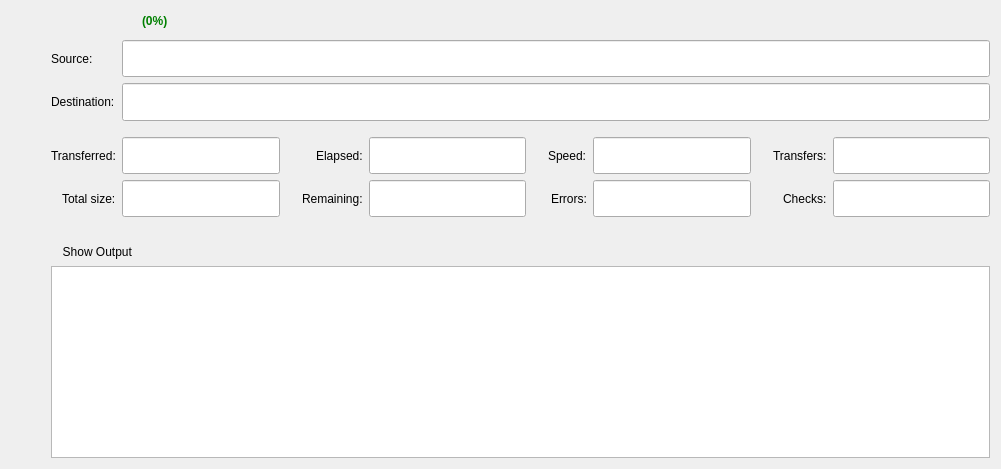
Before: the Qt Designer form src/job_widget.ui in holazt/RcloneBrowser, drawn with Qt 5.
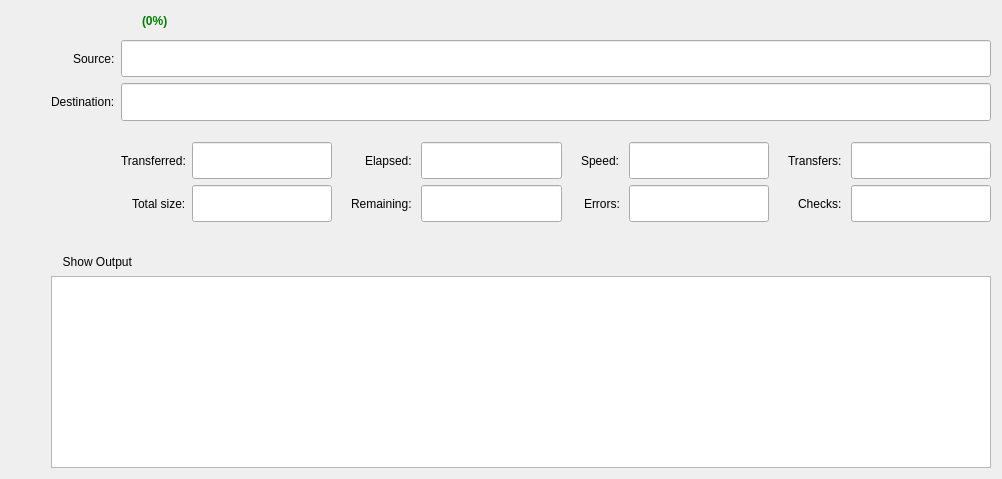
After: the same form once the commit is applied.

Commit message: fixed regexp for error field + small improvements

Diff of the .ui file:
```diff
--- a/src/job_widget.ui
+++ b/src/job_widget.ui
@@ -6,8 +6,8 @@
    <rect>
     <x>0</x>
     <y>0</y>
-    <width>1001</width>
-    <height>469</height>
+    <width>1002</width>
+    <height>479</height>
    </rect>
   </property>
   <property name="sizePolicy">
@@ -146,23 +146,7 @@
       <property name="bottomMargin">
        <number>0</number>
       </property>
-      <item row="4" column="0">
-       <spacer name="horizontalSpacer_3">
-        <property name="orientation">
-         <enum>Qt::Horizontal</enum>
-        </property>
-        <property name="sizeType">
-         <enum>QSizePolicy::Fixed</enum>
-        </property>
-        <property name="sizeHint" stdset="0">
-         <size>
-          <width>40</width>
-          <height>20</height>
-         </size>
-        </property>
-       </spacer>
-      </item>
-      <item row="4" column="8">
+      <item row="4" column="7">
        <widget class="QLineEdit" name="errors">
         <property name="sizePolicy">
          <sizepolicy hsizetype="MinimumExpanding" vsizetype="Expanding">
@@ -176,64 +160,9 @@
           <height>0</height>
          </size>
         </property>
-        <property name="alignment">
-         <set>Qt::AlignRight|Qt::AlignTrailing|Qt::AlignVCenter</set>
+        <property name="styleSheet">
+         <string notr="true">color: red; font-weight: bold;</string>
         </property>
-        <property name="readOnly">
-         <bool>true</bool>
-        </property>
-       </widget>
-      </item>
-      <item row="4" column="7" alignment="Qt::AlignRight">
-       <widget class="QLabel" name="label_7">
-        <property name="text">
-         <string>Errors:</string>
-        </property>
-        <property name="buddy">
-         <cstring>errors</cstring>
-        </property>
-       </widget>
-      </item>
-      <item row="5" column="4">
-       <spacer name="verticalSpacer_2">
-        <property name="orientation">
-         <enum>Qt::Vertical</enum>
-        </property>
-        <property name="sizeType">
-         <enum>QSizePolicy::Fixed</enum>
-        </property>
-        <property name="sizeHint" stdset="0">
-         <size>
-          <width>20</width>
-          <height>10</height>
-         </size>
-        </property>
-       </spacer>
-      </item>
-      <item row="3" column="4" alignment="Qt::AlignRight">
-       <widget class="QLabel" name="label_6">
-        <property name="text">
-         <string>Elapsed:</string>
-        </property>
-        <property name="buddy">
-         <cstring>elapsed</cstring>
-        </property>
-       </widget>
-      </item>
-      <item row="4" column="5">
-       <widget class="QLineEdit" name="eta">
-        <property name="sizePolicy">
-         <sizepolicy hsizetype="MinimumExpanding" vsizetype="Expanding">
-          <horstretch>0</horstretch>
-          <verstretch>0</verstretch>
-         </sizepolicy>
-        </property>
-        <property name="minimumSize">
-         <size>
-          <width>120</width>
-          <height>0</height>
-         </size>
-        </property>
         <property name="alignment">
          <set>Qt::AlignRight|Qt::AlignTrailing|Qt::AlignVCenter</set>
         </property>
@@ -242,62 +171,32 @@
         </property>
        </widget>
       </item>
-      <item row="4" column="4" alignment="Qt::AlignRight">
-       <widget class="QLabel" name="label_4">
-        <property name="text">
-         <string>Remaining:</string>
-        </property>
-        <property name="buddy">
-         <cstring>eta</cstring>
-        </property>
-       </widget>
-      </item>
-      <item row="2" column="2">
-       <spacer name="verticalSpacer">
-        <property name="orientation">
-         <enum>Qt::Vertical</enum>
-        </property>
-        <property name="sizeType">
-         <enum>QSizePolicy::Fixed</enum>
-        </property>
-        <property name="sizeHint" stdset="0">
-         <size>
-          <width>20</width>
-          <height>10</height>
-         </size>
-        </property>
-       </spacer>
-      </item>
       <item row="3" column="3">
-       <spacer name="horizontalSpacer_4">
-        <property name="orientation">
-         <enum>Qt::Horizontal</enum>
-        </property>
-        <property name="sizeType">
-         <enum>QSizePolicy::Fixed</enum>
-        </property>
-        <property name="sizeHint" stdset="0">
-         <size>
-          <width>10</width>
-          <height>20</height>
-         </size>
-        </property>
-       </spacer>
-      </item>
-      <item row="1" column="2" colspan="10">
-       <widget class="QLineEdit" name="dest">
+       <widget class="QLineEdit" name="size">
         <property name="sizePolicy">
-         <sizepolicy hsizetype="Expanding" vsizetype="Expanding">
+         <sizepolicy hsizetype="MinimumExpanding" vsizetype="Expanding">
           <horstretch>0</horstretch>
           <verstretch>0</verstretch>
          </sizepolicy>
         </property>
+        <property name="minimumSize">
+         <size>
+          <width>120</width>
+          <height>0</height>
+         </size>
+        </property>
+        <property name="styleSheet">
+         <string notr="true">font-weight: bold;</string>
+        </property>
+        <property name="alignment">
+         <set>Qt::AlignRight|Qt::AlignTrailing|Qt::AlignVCenter</set>
+        </property>
         <property name="readOnly">
          <bool>true</bool>
         </property>
        </widget>
       </item>
-      <item row="6" column="1" colspan="11">
+      <item row="13" column="1" colspan="9">
        <layout class="QFormLayout" name="progress">
         <property name="fieldGrowthPolicy">
          <enum>QFormLayout::ExpandingFieldsGrow</enum>
@@ -307,30 +206,32 @@
         </property>
        </layout>
       </item>
-      <item row="0" column="2" colspan="10">
-       <widget class="QLineEdit" name="source">
+      <item row="3" column="7">
+       <widget class="QLineEdit" name="bandwidth">
         <property name="sizePolicy">
-         <sizepolicy hsizetype="Expanding" vsizetype="Expanding">
+         <sizepolicy hsizetype="MinimumExpanding" vsizetype="Expanding">
           <horstretch>0</horstretch>
           <verstretch>0</verstretch>
          </sizepolicy>
         </property>
+        <property name="minimumSize">
+         <size>
+          <width>120</width>
+          <height>0</height>
+         </size>
+        </property>
+        <property name="styleSheet">
+         <string notr="true">font-weight: bold;</string>
+        </property>
+        <property name="alignment">
+         <set>Qt::AlignRight|Qt::AlignTrailing|Qt::AlignVCenter</set>
+        </property>
         <property name="readOnly">
          <bool>true</bool>
         </property>
        </widget>
       </item>
-      <item row="3" column="10" alignment="Qt::AlignRight">
-       <widget class="QLabel" name="label_9">
-        <property name="text">
-         <string>Transfers:</string>
-        </property>
-        <property name="buddy">
-         <cstring>transferred</cstring>
-        </property>
-       </widget>
-      </item>
-      <item row="7" column="1">
+      <item row="14" column="1">
        <spacer name="verticalSpacer_3">
         <property name="orientation">
          <enum>Qt::Vertical</enum>
@@ -346,94 +247,27 @@
         </property>
        </spacer>
       </item>
-      <item row="3" column="7" alignment="Qt::AlignRight">
-       <widget class="QLabel" name="label_2">
+      <item row="15" column="1" colspan="2">
+       <widget class="QToolButton" name="showOutput">
+        <property name="styleSheet">
+         <string notr="true">QToolButton { border: 0 }</string>
+        </property>
         <property name="text">
-         <string>Speed:</string>
+         <string>  Show Output</string>
         </property>
-        <property name="buddy">
-         <cstring>bandwidth</cstring>
-        </property>
-       </widget>
-      </item>
-      <item row="3" column="11">
-       <widget class="QLineEdit" name="transferred">
-        <property name="sizePolicy">
-         <sizepolicy hsizetype="MinimumExpanding" vsizetype="Expanding">
-          <horstretch>0</horstretch>
-          <verstretch>0</verstretch>
-         </sizepolicy>
-        </property>
-        <property name="minimumSize">
-         <size>
-          <width>120</width>
-          <height>0</height>
-         </size>
-        </property>
-        <property name="alignment">
-         <set>Qt::AlignRight|Qt::AlignTrailing|Qt::AlignVCenter</set>
-        </property>
-        <property name="readOnly">
+        <property name="checkable">
          <bool>true</bool>
         </property>
-       </widget>
-      </item>
-      <item row="3" column="9">
-       <spacer name="horizontalSpacer_6">
-        <property name="orientation">
-         <enum>Qt::Horizontal</enum>
+        <property name="toolButtonStyle">
+         <enum>Qt::ToolButtonTextBesideIcon</enum>
         </property>
-        <property name="sizeType">
-         <enum>QSizePolicy::Fixed</enum>
-        </property>
-        <property name="sizeHint" stdset="0">
-         <size>
-          <width>10</width>
-          <height>20</height>
-         </size>
-        </property>
-       </spacer>
-      </item>
-      <item row="3" column="2">
-       <widget class="QLineEdit" name="size">
-        <property name="sizePolicy">
-         <sizepolicy hsizetype="MinimumExpanding" vsizetype="Expanding">
-          <horstretch>0</horstretch>
-          <verstretch>0</verstretch>
-         </sizepolicy>
-        </property>
-        <property name="minimumSize">
-         <size>
-          <width>120</width>
-          <height>0</height>
-         </size>
-        </property>
-        <property name="alignment">
-         <set>Qt::AlignRight|Qt::AlignTrailing|Qt::AlignVCenter</set>
-        </property>
-        <property name="readOnly">
-         <bool>true</bool>
-        </property>
        </widget>
       </item>
-      <item row="0" column="1">
-       <widget class="QLabel" name="label_3">
-        <property name="sizePolicy">
-         <sizepolicy hsizetype="Fixed" vsizetype="Preferred">
-          <horstretch>0</horstretch>
-          <verstretch>0</verstretch>
-         </sizepolicy>
-        </property>
-        <property name="text">
-         <string>Source:</string>
-        </property>
-        <property name="buddy">
-         <cstring>source</cstring>
-        </property>
-       </widget>
-      </item>
-      <item row="4" column="10" alignment="Qt::AlignRight">
+      <item row="4" column="8" alignment="Qt::AlignRight">
        <widget class="QLabel" name="label_8">
+        <property name="styleSheet">
+         <string notr="true">padding-left: 10px;</string>
+        </property>
         <property name="text">
          <string>Checks:</string>
         </property>
@@ -442,23 +276,36 @@
         </property>
        </widget>
       </item>
-      <item row="1" column="1">
-       <widget class="QLabel" name="label">
-        <property name="sizePolicy">
-         <sizepolicy hsizetype="Fixed" vsizetype="Preferred">
-          <horstretch>0</horstretch>
-          <verstretch>0</verstretch>
-         </sizepolicy>
+      <item row="2" column="4">
+       <spacer name="verticalSpacer">
+        <property name="orientation">
+         <enum>Qt::Vertical</enum>
+        </property>
+        <property name="sizeType">
+         <enum>QSizePolicy::Fixed</enum>
+        </property>
+        <property name="sizeHint" stdset="0">
+         <size>
+          <width>20</width>
+          <height>15</height>
+         </size>
+        </property>
+       </spacer>
+      </item>
+      <item row="4" column="4" alignment="Qt::AlignRight">
+       <widget class="QLabel" name="label_4">
+        <property name="styleSheet">
+         <string notr="true">padding-left: 10px;</string>
         </property>
         <property name="text">
-         <string>Destination:</string>
+         <string>Remaining:</string>
         </property>
         <property name="buddy">
-         <cstring>dest</cstring>
+         <cstring>eta</cstring>
         </property>
        </widget>
       </item>
-      <item row="4" column="11">
+      <item row="4" column="9">
        <widget class="QLineEdit" name="checks">
         <property name="sizePolicy">
          <sizepolicy hsizetype="MinimumExpanding" vsizetype="Expanding">
@@ -472,28 +319,9 @@
           <height>0</height>
          </size>
         </property>
-        <property name="alignment">
-         <set>Qt::AlignRight|Qt::AlignTrailing|Qt::AlignVCenter</set>
+        <property name="styleSheet">
+         <string notr="true">font-weight: bold;</string>
         </property>
-        <property name="readOnly">
-         <bool>true</bool>
-        </property>
-       </widget>
-      </item>
-      <item row="3" column="5">
-       <widget class="QLineEdit" name="elapsed">
-        <property name="sizePolicy">
-         <sizepolicy hsizetype="MinimumExpanding" vsizetype="Expanding">
-          <horstretch>0</horstretch>
-          <verstretch>0</verstretch>
-         </sizepolicy>
-        </property>
-        <property name="minimumSize">
-         <size>
-          <width>120</width>
-          <height>0</height>
-         </size>
-        </property>
         <property name="alignment">
          <set>Qt::AlignRight|Qt::AlignTrailing|Qt::AlignVCenter</set>
         </property>
@@ -502,45 +330,33 @@
         </property>
        </widget>
       </item>
-      <item row="8" column="1" colspan="2">
-       <widget class="QToolButton" name="showOutput">
+      <item row="3" column="4" alignment="Qt::AlignRight">
+       <widget class="QLabel" name="label_6">
         <property name="styleSheet">
-         <string notr="true">QToolButton { border: 0 }</string>
+         <string notr="true">padding-left: 10px;</string>
         </property>
         <property name="text">
-         <string>  Show Output</string>
+         <string>Elapsed:</string>
         </property>
-        <property name="checkable">
-         <bool>true</bool>
-        </property>
-        <property name="toolButtonStyle">
-         <enum>Qt::ToolButtonTextBesideIcon</enum>
+        <property name="buddy">
+         <cstring>elapsed</cstring>
         </property>
        </widget>
       </item>
-      <item row="3" column="8">
-       <widget class="QLineEdit" name="bandwidth">
+      <item row="1" column="2" colspan="8">
+       <widget class="QLineEdit" name="dest">
         <property name="sizePolicy">
-         <sizepolicy hsizetype="MinimumExpanding" vsizetype="Expanding">
+         <sizepolicy hsizetype="Expanding" vsizetype="Expanding">
           <horstretch>0</horstretch>
           <verstretch>0</verstretch>
          </sizepolicy>
         </property>
-        <property name="minimumSize">
-         <size>
-          <width>120</width>
-          <height>0</height>
-         </size>
-        </property>
-        <property name="alignment">
-         <set>Qt::AlignRight|Qt::AlignTrailing|Qt::AlignVCenter</set>
-        </property>
         <property name="readOnly">
          <bool>true</bool>
         </property>
        </widget>
       </item>
-      <item row="4" column="1" alignment="Qt::AlignRight">
+      <item row="4" column="2" alignment="Qt::AlignRight">
        <widget class="QLabel" name="label_4a">
         <property name="text">
          <string>Total size:</string>
@@ -550,45 +366,33 @@
         </property>
        </widget>
       </item>
-      <item row="3" column="6">
-       <spacer name="horizontalSpacer_5">
-        <property name="orientation">
-         <enum>Qt::Horizontal</enum>
+      <item row="3" column="6" alignment="Qt::AlignRight">
+       <widget class="QLabel" name="label_2">
+        <property name="styleSheet">
+         <string notr="true">padding-left: 10px;</string>
         </property>
-        <property name="sizeType">
-         <enum>QSizePolicy::Fixed</enum>
+        <property name="text">
+         <string>Speed:</string>
         </property>
-        <property name="sizeHint" stdset="0">
-         <size>
-          <width>10</width>
-          <height>20</height>
-         </size>
+        <property name="buddy">
+         <cstring>bandwidth</cstring>
         </property>
-       </spacer>
+       </widget>
       </item>
-      <item row="4" column="2">
-       <widget class="QLineEdit" name="totalsize">
+      <item row="0" column="2" colspan="8">
+       <widget class="QLineEdit" name="source">
         <property name="sizePolicy">
-         <sizepolicy hsizetype="MinimumExpanding" vsizetype="Expanding">
+         <sizepolicy hsizetype="Expanding" vsizetype="Expanding">
           <horstretch>0</horstretch>
           <verstretch>0</verstretch>
          </sizepolicy>
         </property>
-        <property name="minimumSize">
-         <size>
-          <width>120</width>
-          <height>0</height>
-         </size>
-        </property>
-        <property name="alignment">
-         <set>Qt::AlignRight|Qt::AlignTrailing|Qt::AlignVCenter</set>
-        </property>
         <property name="readOnly">
          <bool>true</bool>
         </property>
        </widget>
       </item>
-      <item row="9" column="1" colspan="11">
+      <item row="16" column="1" colspan="9">
        <widget class="QPlainTextEdit" name="output">
         <property name="lineWrapMode">
          <enum>QPlainTextEdit::NoWrap</enum>
@@ -598,7 +402,118 @@
         </property>
        </widget>
       </item>
-      <item row="3" column="1" alignment="Qt::AlignRight">
+      <item row="4" column="6" alignment="Qt::AlignRight">
+       <widget class="QLabel" name="label_7">
+        <property name="styleSheet">
+         <string notr="true">padding-left: 10px;</string>
+        </property>
+        <property name="text">
+         <string>Errors:</string>
+        </property>
+        <property name="buddy">
+         <cstring>errors</cstring>
+        </property>
+       </widget>
+      </item>
+      <item row="1" column="1" alignment="Qt::AlignRight">
+       <widget class="QLabel" name="label">
+        <property name="sizePolicy">
+         <sizepolicy hsizetype="Fixed" vsizetype="Preferred">
+          <horstretch>0</horstretch>
+          <verstretch>0</verstretch>
+         </sizepolicy>
+        </property>
+        <property name="text">
+         <string>Destination:</string>
+        </property>
+        <property name="buddy">
+         <cstring>dest</cstring>
+        </property>
+       </widget>
+      </item>
+      <item row="3" column="0">
+       <spacer name="horizontalSpacer_3">
+        <property name="orientation">
+         <enum>Qt::Horizontal</enum>
+        </property>
+        <property name="sizeType">
+         <enum>QSizePolicy::Fixed</enum>
+        </property>
+        <property name="sizeHint" stdset="0">
+         <size>
+          <width>40</width>
+          <height>20</height>
+         </size>
+        </property>
+       </spacer>
+      </item>
+      <item row="3" column="5">
+       <widget class="QLineEdit" name="elapsed">
+        <property name="sizePolicy">
+         <sizepolicy hsizetype="MinimumExpanding" vsizetype="Expanding">
+          <horstretch>0</horstretch>
+          <verstretch>0</verstretch>
+         </sizepolicy>
+        </property>
+        <property name="minimumSize">
+         <size>
+          <width>120</width>
+          <height>0</height>
+         </size>
+        </property>
+        <property name="styleSheet">
+         <string notr="true">font-weight: bold;</string>
+        </property>
+        <property name="alignment">
+         <set>Qt::AlignRight|Qt::AlignTrailing|Qt::AlignVCenter</set>
+        </property>
+        <property name="readOnly">
+         <bool>true</bool>
+        </property>
+       </widget>
+      </item>
+      <item row="3" column="9">
+       <widget class="QLineEdit" name="transferred">
+        <property name="sizePolicy">
+         <sizepolicy hsizetype="MinimumExpanding" vsizetype="Expanding">
+          <horstretch>0</horstretch>
+          <verstretch>0</verstretch>
+         </sizepolicy>
+        </property>
+        <property name="minimumSize">
+         <size>
+          <width>120</width>
+          <height>0</height>
+         </size>
+        </property>
+        <property name="styleSheet">
+         <string notr="true">font-weight: bold;</string>
+        </property>
+        <property name="alignment">
+         <set>Qt::AlignRight|Qt::AlignTrailing|Qt::AlignVCenter</set>
+        </property>
+        <property name="readOnly">
+         <bool>true</bool>
+        </property>
+       </widget>
+      </item>
+      <item row="0" column="1" alignment="Qt::AlignRight">
+       <widget class="QLabel" name="label_3">
+        <property name="sizePolicy">
+         <sizepolicy hsizetype="Fixed" vsizetype="Preferred">
+          <horstretch>0</horstretch>
+          <verstretch>0</verstretch>
+         </sizepolicy>
+        </property>
+        <property name="text">
+         <string>Source:</string>
+        </property>
+        <property name="buddy">
+         <cstring>source</cstring>
+        </property>
+       </widget>
+      </item>
+      <item row="3" column="2" alignment="Qt::AlignRight">
        <widget class="QLabel" name="label_5">
         <property name="sizePolicy">
          <sizepolicy hsizetype="Fixed" vsizetype="Preferred">
@@ -614,6 +529,85 @@
         </property>
        </widget>
       </item>
+      <item row="4" column="3">
+       <widget class="QLineEdit" name="totalsize">
+        <property name="sizePolicy">
+         <sizepolicy hsizetype="MinimumExpanding" vsizetype="Expanding">
+          <horstretch>0</horstretch>
+          <verstretch>0</verstretch>
+         </sizepolicy>
+        </property>
+        <property name="minimumSize">
+         <size>
+          <width>120</width>
+          <height>0</height>
+         </size>
+        </property>
+        <property name="styleSheet">
+         <string notr="true">font-weight: bold;</string>
+        </property>
+        <property name="alignment">
+         <set>Qt::AlignRight|Qt::AlignTrailing|Qt::AlignVCenter</set>
+        </property>
+        <property name="readOnly">
+         <bool>true</bool>
+        </property>
+       </widget>
+      </item>
+      <item row="4" column="5">
+       <widget class="QLineEdit" name="eta">
+        <property name="sizePolicy">
+         <sizepolicy hsizetype="MinimumExpanding" vsizetype="Expanding">
+          <horstretch>0</horstretch>
+          <verstretch>0</verstretch>
+         </sizepolicy>
+        </property>
+        <property name="minimumSize">
+         <size>
+          <width>120</width>
+          <height>0</height>
+         </size>
+        </property>
+        <property name="styleSheet">
+         <string notr="true">font-weight: bold;</string>
+        </property>
+        <property name="alignment">
+         <set>Qt::AlignRight|Qt::AlignTrailing|Qt::AlignVCenter</set>
+        </property>
+        <property name="readOnly">
+         <bool>true</bool>
+        </property>
+       </widget>
+      </item>
+      <item row="3" column="8" alignment="Qt::AlignRight">
+       <widget class="QLabel" name="label_9">
+        <property name="styleSheet">
+         <string notr="true">padding-left: 10px;</string>
+        </property>
+        <property name="text">
+         <string>Transfers:</string>
+        </property>
+        <property name="buddy">
+         <cstring>transferred</cstring>
+        </property>
+       </widget>
+      </item>
+      <item row="5" column="4">
+       <spacer name="verticalSpacer_2">
+        <property name="orientation">
+         <enum>Qt::Vertical</enum>
+        </property>
+        <property name="sizeType">
+         <enum>QSizePolicy::Fixed</enum>
+        </property>
+        <property name="sizeHint" stdset="0">
+         <size>
+          <width>20</width>
+          <height>15</height>
+         </size>
+        </property>
+       </spacer>
+      </item>
      </layout>
     </widget>
    </item>
```
Left out of the diff: 3 changed lines with no effect on the pictures. The commit also changes 1 other file.
